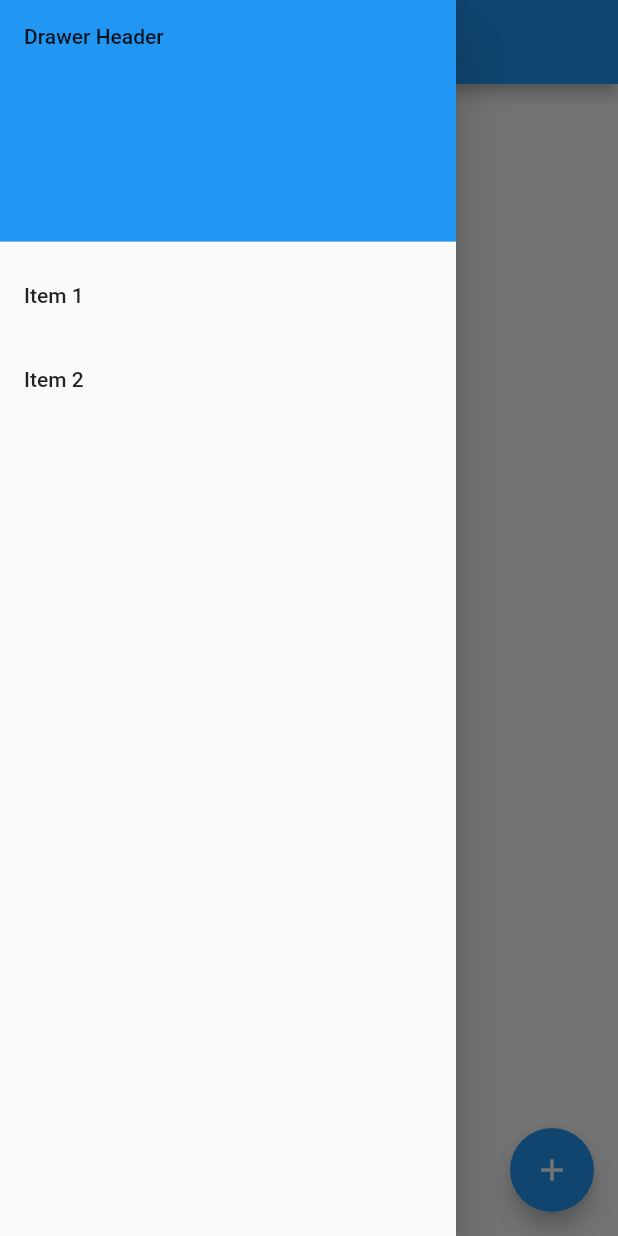
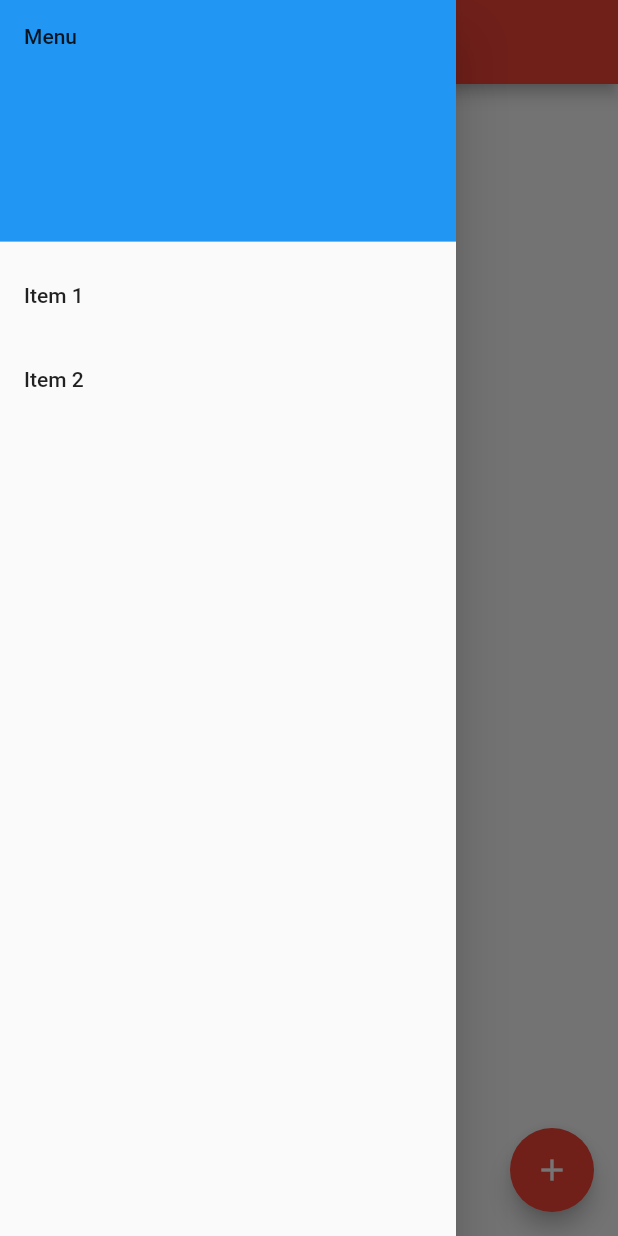
Before and after one commit to a-mabe/todo-tada, a Flutter app: the screen it shows after launch, with the side drawer open, on a phone screen of 412 x 824 dp. Run offline on Flutter 3.47's test engine with Material 2 defaults, Android fonts, the phone set to English and light mode, and no system bars; our stand-ins replace shared_preferences.

```diff
--- a/lib/main.dart
+++ b/lib/main.dart
@@ -1,4 +1,7 @@
 import 'package:flutter/material.dart';
+import 'package:shared_preferences/shared_preferences.dart';
+
+Color mainColor = Colors.red;
 
 void main() {
   runApp(MyApp());
@@ -9,7 +12,7 @@ class MyApp extends StatelessWidget {
   @override
   Widget build(BuildContext context) {
     return MaterialApp(
-      title: 'Flutter Demo',
+      title: 'Todo Tada',
       theme: ThemeData(
         // This is the theme of your application.
         //
@@ -20,7 +23,7 @@ class MyApp extends StatelessWidget {
         // or simply save your changes to "hot reload" in a Flutter IDE).
         // Notice that the counter didn't reset back to zero; the application
         // is not restarted.
-        primarySwatch: Colors.blue,
+        primarySwatch: mainColor,
         // This makes the visual density adapt to the platform that you run
         // the app on. For desktop platforms, the controls will be smaller and
         // closer together (more dense) than on mobile platforms.
@@ -81,7 +84,7 @@ class _MyHomePageState extends State<MyHomePage> {
               decoration: BoxDecoration(
                 color: Colors.blue,
               ),
-              child: Text('Drawer Header'),
+              child: Text('Menu'),
             ),
             ListTile(
               title: const Text('Item 1'),
--- a/pubspec.yaml
+++ b/pubspec.yaml
@@ -28,6 +28,8 @@ dependencies:
   # The following adds the Cupertino Icons font to your application.
   # Use with the CupertinoIcons class for iOS style icons.
   cupertino_icons: ^1.0.0
+  shared_preferences: ^2.0.6
+  flutter_native_splash: ^1.2.1
 
 dev_dependencies:
   flutter_test:
```
Also changed, not shown: pubspec.lock, 2 other files.
